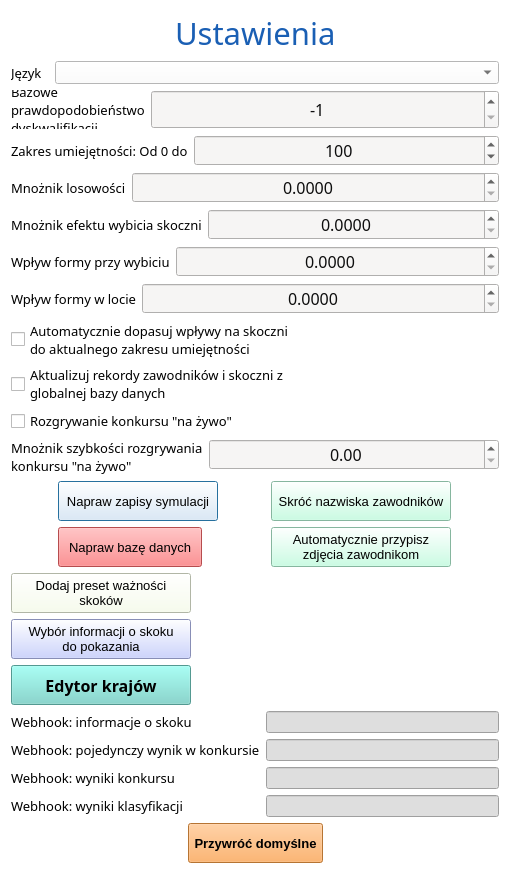
Before: the Qt Designer form source/UI/AppSettings/AppSettingsWindow.ui in SiekamCebule/sj-sim, drawn with Qt 5.
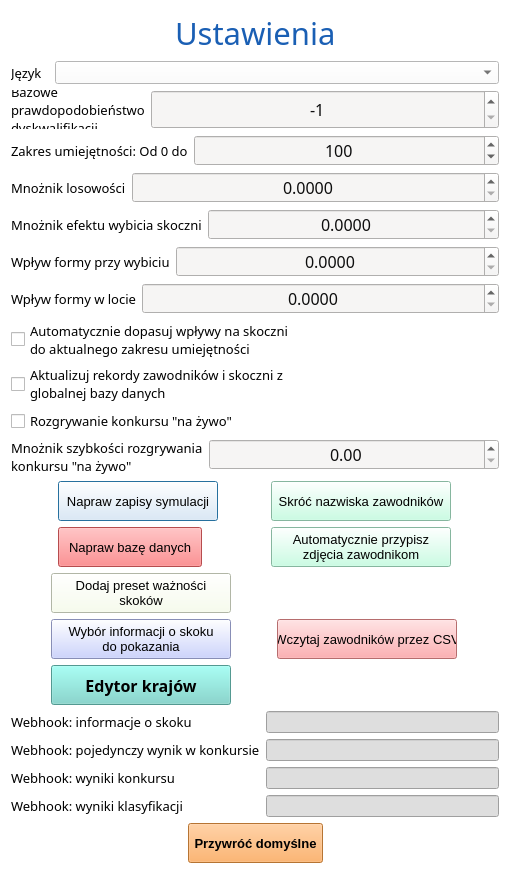
After: the same form once the commit is applied.

```diff
--- a/source/UI/AppSettings/AppSettingsWindow.ui
+++ b/source/UI/AppSettings/AppSettingsWindow.ui
@@ -636,6 +636,10 @@
     </spacer>
    </item>
    <item>
+    <layout class="QHBoxLayout" name="horizontalLayout_2">
+     <item>
+      <layout class="QVBoxLayout" name="verticalLayout_5">
+       <item>
     <widget class="QPushButton" name="pushButton_addJumpsImportancePreset">
      <property name="minimumSize">
       <size>
@@ -729,6 +733,44 @@
       <string>Edytor krajów</string>
      </property>
     </widget>
+       </item>
+      </layout>
+     </item>
+     <item>
+      <layout class="QVBoxLayout" name="verticalLayout_7">
+       <item>
+        <widget class="QPushButton" name="pushButton_loadJumpersWithCSV">
+         <property name="minimumSize">
+          <size>
+           <width>180</width>
+           <height>40</height>
+          </size>
+         </property>
+         <property name="maximumSize">
+          <size>
+           <width>180</width>
+           <height>40</height>
+          </size>
+         </property>
+         <property name="font">
+          <font>
+           <pointsize>10</pointsize>
+          </font>
+         </property>
+         <property name="styleSheet">
+          <string notr="true">QPushButton{
+	background-color: rgb(255, 152, 154);
+	color: rgb(0, 0, 0);
+}</string>
+         </property>
+         <property name="text">
+          <string>Wczytaj zawodników przez CSV</string>
+         </property>
+        </widget>
+       </item>
+      </layout>
+     </item>
+    </layout>
    </item>
    <item>
     <layout class="QFormLayout" name="formLayout_5">
```
Lines whose indentation alone changed are shown as unchanged.
